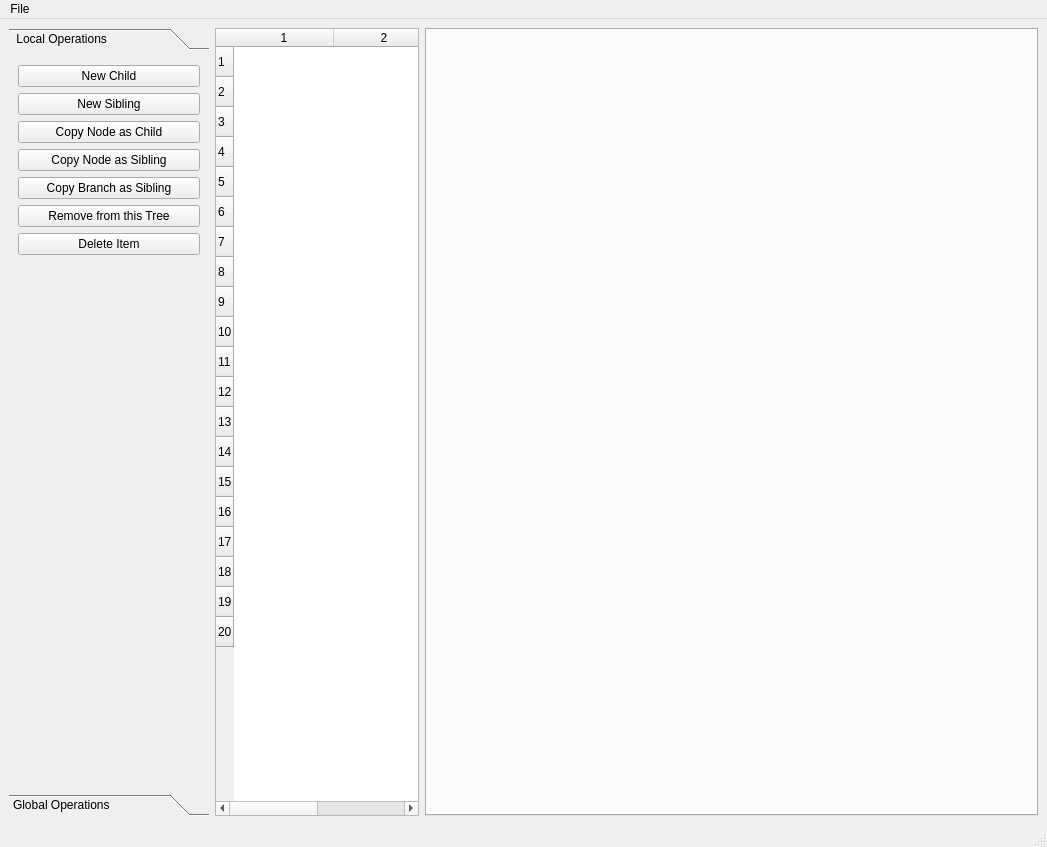
First picture: the form in mainwindow.ui, repository jkanev/treetime, before the edit.
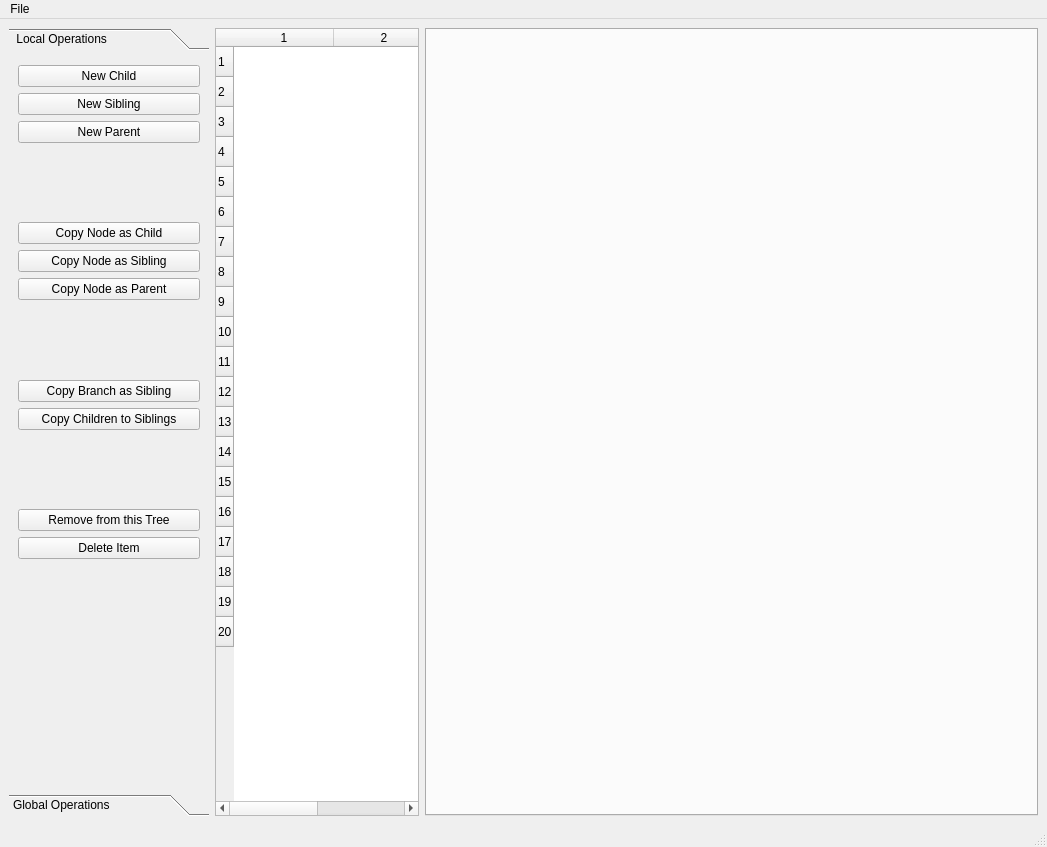
Second picture: the form after the edit.

Commit message:
Fixed problem in update notifications after adding a new node.
Fields were notified first and initialised afterwards, which
lead to calls to uninitialised fields. Fixed.

```diff
--- a/mainwindow.ui
+++ b/mainwindow.ui
@@ -45,6 +45,86 @@
         <string> Local Operations </string>
        </attribute>
        <layout class="QGridLayout" name="gridLayout_2">
+        <item row="11" column="0">
+         <spacer name="verticalSpacer_3">
+          <property name="orientation">
+           <enum>Qt::Vertical</enum>
+          </property>
+          <property name="sizeHint" stdset="0">
+           <size>
+            <width>20</width>
+            <height>40</height>
+           </size>
+          </property>
+         </spacer>
+        </item>
+        <item row="7" column="0">
+         <spacer name="verticalSpacer_5">
+          <property name="orientation">
+           <enum>Qt::Vertical</enum>
+          </property>
+          <property name="sizeHint" stdset="0">
+           <size>
+            <width>20</width>
+            <height>40</height>
+           </size>
+          </property>
+         </spacer>
+        </item>
+        <item row="2" column="0">
+         <widget class="QPushButton" name="pushButtonNewParent">
+          <property name="text">
+           <string>New Parent</string>
+          </property>
+         </widget>
+        </item>
+        <item row="14" column="0">
+         <spacer name="verticalSpacer_6">
+          <property name="orientation">
+           <enum>Qt::Vertical</enum>
+          </property>
+          <property name="sizeHint" stdset="0">
+           <size>
+            <width>20</width>
+            <height>40</height>
+           </size>
+          </property>
+         </spacer>
+        </item>
+        <item row="9" column="0">
+         <widget class="QPushButton" name="pushButtonCopyChildrenSiblings">
+          <property name="text">
+           <string>Copy Children to Siblings</string>
+          </property>
+         </widget>
+        </item>
+        <item row="12" column="0">
+         <widget class="QPushButton" name="pushButtonRemove">
+          <property name="text">
+           <string>Remove from this Tree</string>
+          </property>
+         </widget>
+        </item>
+        <item row="6" column="0">
+         <widget class="QPushButton" name="pushButtonCopyNodeParent">
+          <property name="text">
+           <string>Copy Node as Parent</string>
+          </property>
+         </widget>
+        </item>
+        <item row="3" column="0">
+         <spacer name="verticalSpacer_4">
+          <property name="orientation">
+           <enum>Qt::Vertical</enum>
+          </property>
+          <property name="sizeHint" stdset="0">
+           <size>
+            <width>20</width>
+            <height>40</height>
+           </size>
+          </property>
+         </spacer>
+        </item>
         <item row="1" column="0">
          <widget class="QPushButton" name="pushButtonNewSibling">
           <property name="text">
@@ -59,28 +139,21 @@
           </property>
          </widget>
         </item>
-        <item row="2" column="0">
+        <item row="4" column="0">
          <widget class="QPushButton" name="pushButtonCopyNodeChild">
           <property name="text">
            <string>Copy Node as Child</string>
           </property>
          </widget>
         </item>
-        <item row="5" column="0">
-         <widget class="QPushButton" name="pushButtonRemove">
-          <property name="text">
-           <string>Remove from this Tree</string>
-          </property>
-         </widget>
-        </item>
-        <item row="6" column="0">
+        <item row="13" column="0">
          <widget class="QPushButton" name="pushButtonDelete">
           <property name="text">
            <string>Delete Item</string>
           </property>
          </widget>
         </item>
-        <item row="7" column="0">
+        <item row="16" column="0">
          <spacer name="verticalSpacer">
           <property name="orientation">
            <enum>Qt::Vertical</enum>
@@ -93,20 +166,33 @@
           </property>
          </spacer>
         </item>
-        <item row="3" column="0">
+        <item row="5" column="0">
          <widget class="QPushButton" name="pushButtonCopyNodeSibling">
           <property name="text">
            <string>Copy Node as Sibling</string>
           </property>
          </widget>
         </item>
-        <item row="4" column="0">
+        <item row="8" column="0">
          <widget class="QPushButton" name="pushButtonCopyBranchSibling">
           <property name="text">
            <string>Copy Branch as Sibling</string>
           </property>
          </widget>
         </item>
+        <item row="15" column="0">
+         <spacer name="verticalSpacer_7">
+          <property name="orientation">
+           <enum>Qt::Vertical</enum>
+          </property>
+          <property name="sizeHint" stdset="0">
+           <size>
+            <width>20</width>
+            <height>40</height>
+           </size>
+          </property>
+         </spacer>
+        </item>
        </layout>
       </widget>
       <widget class="QWidget" name="pageGlobal">
```
The commit also changes 4 other files.
